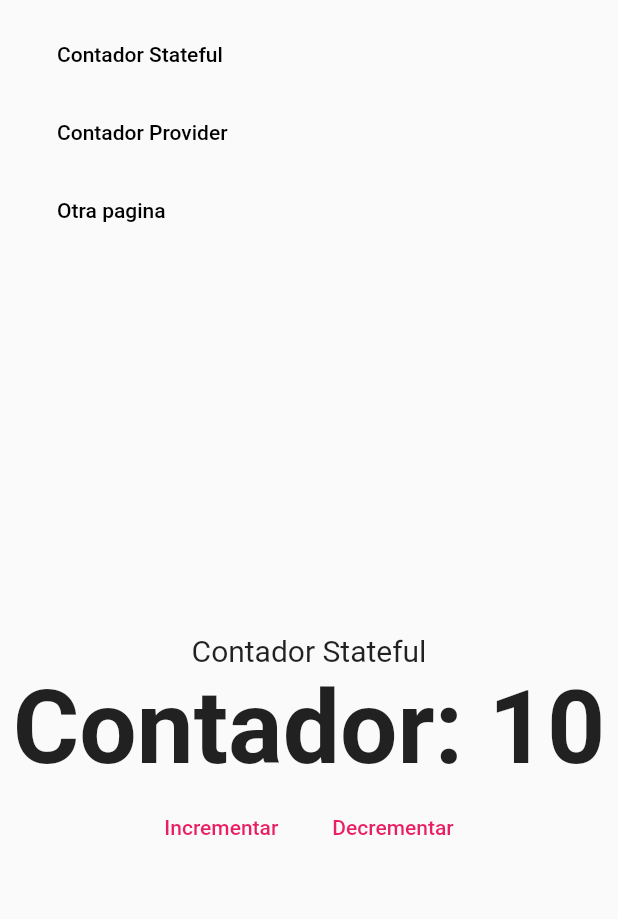
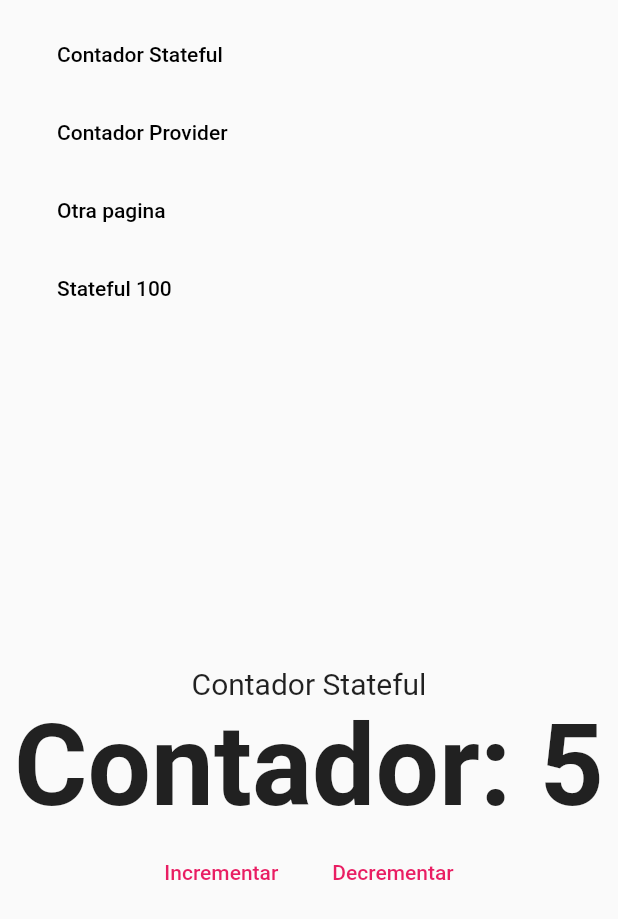
Before and after one commit to DrEureka/FlutterWebTestDanielRama, a Flutter app: the screen it shows after launch, on a phone screen of 412 x 824 dp. Shown: the top 919 px of the screen. Run offline on Flutter 3.47's test engine with Material 2 defaults, Android fonts, the phone set to English and light mode, and no system bars; our stand-ins replace fluro, get_it.

Commit message:
Modificacion en rutas por parametros

```diff
--- a/lib/router/router.dart
+++ b/lib/router/router.dart
@@ -7,12 +7,14 @@ class Flurorouter {
   static final FluroRouter router = FluroRouter();
 
   static void configureRoutes() {
-    router.define('/', handler: _counterHandler);
+    router.define('/', handler: _counterStatefulHandler);
 
-    router.define('/counter',
-        handler: _counterHandler, transitionType: TransitionType.fadeIn);
-    //definir ruta stateful
     router.define('/stateful',
+        handler: _counterStatefulHandler,
+        transitionDuration: Duration(milliseconds: 100),
+        transitionType: TransitionType.fadeIn);
+
+    router.define('/stateful/:base',
         handler: _counterStatefulHandler,
         transitionDuration: Duration(milliseconds: 100),
         transitionType: TransitionType.fadeIn);
@@ -24,24 +26,22 @@ class Flurorouter {
       transitionType: TransitionType.fadeIn,
     );
 
+    //ruta 404
     router.notFoundHandler = _notFoundHandler;
   }
 
 //manejadores o handlers
-
-  static Handler _counterHandler = Handler(
-      handlerFunc: (context, params) => CounterView(
-            title: 'Counter',
-          ));
+//Le paso parametros por URL
+  static Handler _counterStatefulHandler = Handler(
+    handlerFunc: (context, params) {
+      // print(params['base']?[0]);
+      return CounterView(base: params['base']?[0] ?? '5');
+    },
+  );
 
   static Handler _counterProviderHandler =
       Handler(handlerFunc: (contex, params) => CounterProviderView());
 
-  static Handler _counterStatefulHandler = Handler(
-      handlerFunc: (contex, params) => CounterView(
-            title: 'Stateful',
-          ));
-
   static Handler _notFoundHandler =
       Handler(handlerFunc: (context, params) => CounterErrorView());
 }
--- a/lib/ui/shared/custom_app_menu.dart
+++ b/lib/ui/shared/custom_app_menu.dart
@@ -44,6 +44,14 @@ class _TableDesktopMenu extends StatelessWidget {
                   locator<NavigationService>().navigateTo('/cualquiercosa'),
               color: Colors.black,
             ),
+            SizedBox(width: 10),
+            CustomFlatButton(
+              text: 'Stateful 100',
+              // onPressed: () => Navigator.pushNamed(context, '/stateful/100'),
+              onPressed: () =>
+                  locator<NavigationService>().navigateTo('/stateful/100'),
+              color: Colors.black,
+            ),
           ],
         ));
   }
@@ -81,6 +89,14 @@ class _MobileMenu extends StatelessWidget {
                   locator<NavigationService>().navigateTo('/cualquiercosa'),
               color: Colors.black,
             ),
+            SizedBox(width: 10),
+            CustomFlatButton(
+              text: 'Stateful 100',
+              // onPressed: () => Navigator.pushNamed(context, '/stateful/100'),
+              onPressed: () =>
+                  locator<NavigationService>().navigateTo('/stateful/100'),
+              color: Colors.black,
+            ),
           ],
         ));
   }
--- a/lib/ui/views/counter_view.dart
+++ b/lib/ui/views/counter_view.dart
@@ -2,7 +2,9 @@ import 'package:flutter/material.dart';
 import 'package:flutter_web1/ui/shared/custom_flat_button.dart';
 
 class CounterView extends StatefulWidget {
-  const CounterView({super.key, required String title});
+  final String base;
+
+  const CounterView({super.key, required this.base});
 
   @override
   State<CounterView> createState() => _CounterViewState();
@@ -10,6 +12,15 @@ class CounterView extends StatefulWidget {
 
 class _CounterViewState extends State<CounterView> {
   int counter = 10;
+
+  @override
+  void initState() {
+    super.initState();
+    if (int.tryParse(widget.base) != null) {
+      counter = int.parse(widget.base);
+    }
+  }
+
   @override
   Widget build(BuildContext context) {
     return Column(
```
